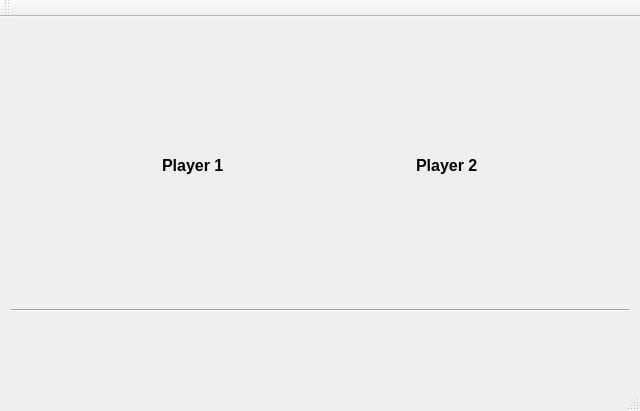
The window that 2sem/hw7/task7_3/tictactoe.ui (spp-plotnikov/homeworks) describes before a commit, drawn with Qt 5.
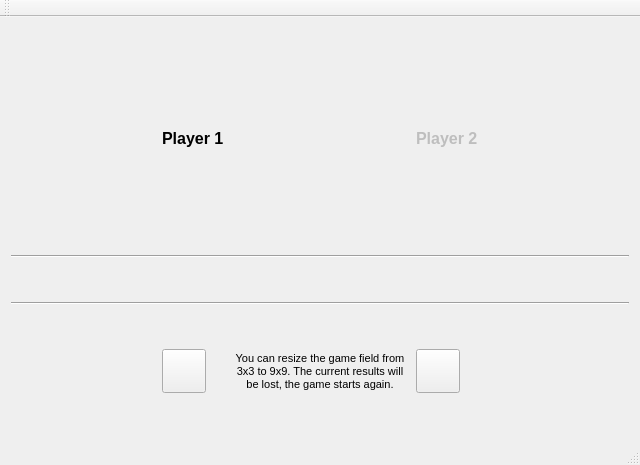
The same window after the commit. Icons and pictures are not drawn.

```diff
--- a/2sem/hw7/task7_3/tictactoe.ui
+++ b/2sem/hw7/task7_3/tictactoe.ui
@@ -7,7 +7,7 @@
     <x>0</x>
     <y>0</y>
     <width>640</width>
-    <height>411</height>
+    <height>465</height>
    </rect>
   </property>
   <property name="windowTitle">
@@ -22,6 +22,9 @@
    <layout class="QGridLayout" name="gridLayout">
     <item row="0" column="3">
      <widget class="QLabel" name="player2label">
+      <property name="enabled">
+       <bool>false</bool>
+      </property>
       <property name="font">
        <font>
         <pointsize>12</pointsize>
@@ -34,7 +37,7 @@
       </property>
      </widget>
     </item>
-    <item row="0" column="0">
+    <item row="0" column="0" alignment="Qt::AlignRight">
      <widget class="QLabel" name="player1icon">
       <property name="minimumSize">
        <size>
@@ -58,6 +61,9 @@
     </item>
     <item row="0" column="4">
      <widget class="QLabel" name="player2icon">
+      <property name="enabled">
+       <bool>false</bool>
+      </property>
       <property name="minimumSize">
        <size>
         <width>145</width>
@@ -78,6 +84,29 @@
       </property>
      </widget>
     </item>
+    <item row="0" column="2">
+     <spacer name="horizontalSpacer">
+      <property name="orientation">
+       <enum>Qt::Horizontal</enum>
+      </property>
+      <property name="sizeHint" stdset="0">
+       <size>
+        <width>40</width>
+        <height>20</height>
+       </size>
+      </property>
+     </spacer>
+    </item>
+    <item row="4" column="0" colspan="5">
+     <widget class="Line" name="line_2">
+      <property name="orientation">
+       <enum>Qt::Horizontal</enum>
+      </property>
+     </widget>
+    </item>
+    <item row="3" column="2">
+     <layout class="QGridLayout" name="gridLayout_2"/>
+    </item>
     <item row="1" column="0" colspan="5">
      <widget class="Line" name="line">
       <property name="orientation">
@@ -99,8 +128,92 @@
       </property>
      </widget>
     </item>
-    <item row="0" column="2">
-     <spacer name="horizontalSpacer">
+    <item row="5" column="2">
+     <widget class="QLabel" name="label">
+      <property name="font">
+       <font>
+        <pointsize>8</pointsize>
+       </font>
+      </property>
+      <property name="autoFillBackground">
+       <bool>false</bool>
+      </property>
+      <property name="text">
+       <string>You can resize the game field from 3x3 to 9x9. The current results will be lost, the game starts again.</string>
+      </property>
+      <property name="alignment">
+       <set>Qt::AlignCenter</set>
+      </property>
+      <property name="wordWrap">
+       <bool>true</bool>
+      </property>
+     </widget>
+    </item>
+    <item row="5" column="1">
+     <widget class="QPushButton" name="increaseField">
+      <property name="minimumSize">
+       <size>
+        <width>44</width>
+        <height>44</height>
+       </size>
+      </property>
+      <property name="maximumSize">
+       <size>
+        <width>44</width>
+        <height>44</height>
+       </size>
+      </property>
+      <property name="text">
+       <string/>
+      </property>
+      <property name="iconSize">
+       <size>
+        <width>39</width>
+        <height>39</height>
+       </size>
+      </property>
+     </widget>
+    </item>
+    <item row="5" column="3">
+     <widget class="QPushButton" name="decreaseField">
+      <property name="minimumSize">
+       <size>
+        <width>44</width>
+        <height>44</height>
+       </size>
+      </property>
+      <property name="maximumSize">
+       <size>
+        <width>44</width>
+        <height>44</height>
+       </size>
+      </property>
+      <property name="text">
+       <string/>
+      </property>
+      <property name="iconSize">
+       <size>
+        <width>39</width>
+        <height>39</height>
+       </size>
+      </property>
+     </widget>
+    </item>
+    <item row="5" column="0">
+     <spacer name="horizontalSpacer_2">
+      <property name="orientation">
+       <enum>Qt::Horizontal</enum>
+      </property>
+      <property name="sizeHint" stdset="0">
+       <size>
+        <width>40</width>
+        <height>20</height>
+       </size>
+      </property>
+     </spacer>
+    </item>
+    <item row="5" column="4">
+     <spacer name="horizontalSpacer_3">
       <property name="orientation">
        <enum>Qt::Horizontal</enum>
       </property>
```
